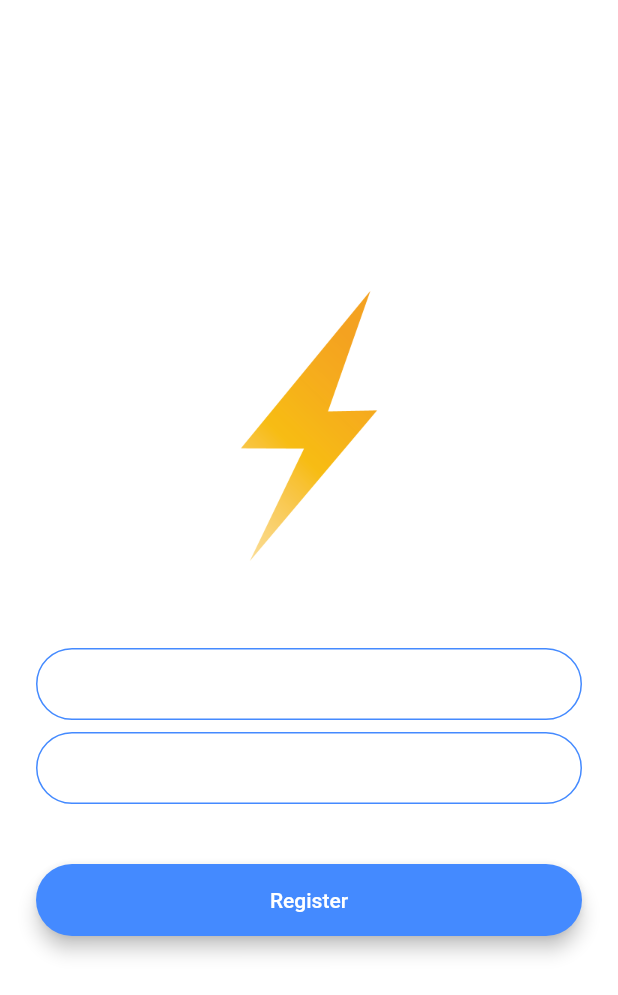
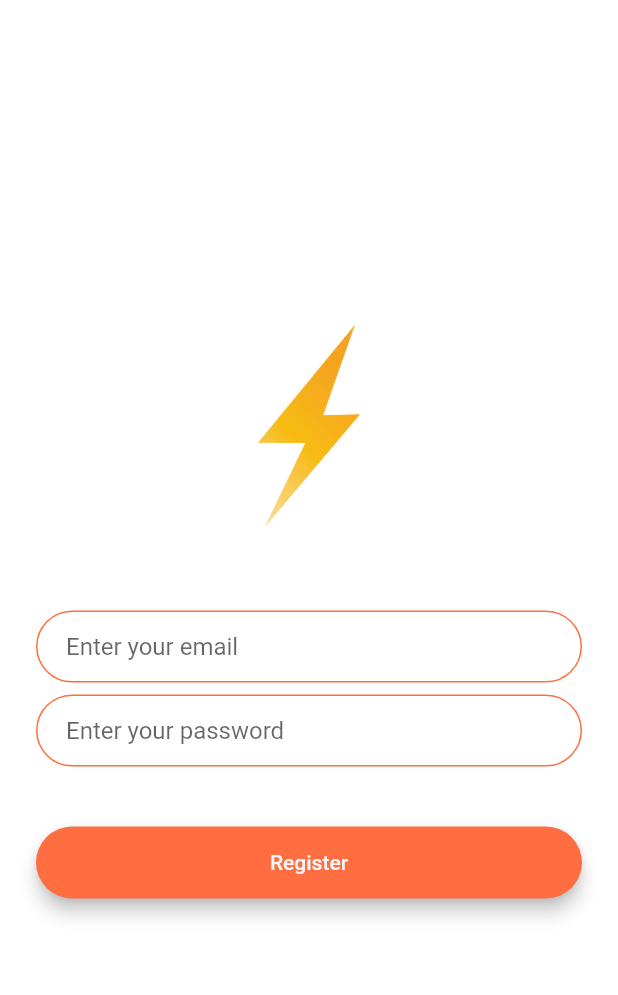
Before and after one commit to Allabergen/flash-chat-flutter, a Flutter app: the screen it shows after launch, after a tap on "Register", on a phone screen of 412 x 824 dp. Shown: the top 995 px of the screen. Run offline on Flutter 3.47's test engine with Material 2 defaults, Android fonts, the phone set to English and light mode, and no system bars; our stand-ins replace animated_text_kit.

Commit message:
add text animation package, refactoring

```diff
--- /dev/null
+++ b/lib/components/rounded_button.dart
@@ -0,0 +1,30 @@
+import 'package:flutter/material.dart';
+
+class RoundedButton extends StatelessWidget {
+  final Color color;
+  final String title;
+  final Function onPressed;
+
+  RoundedButton({this.color, this.title, @required this.onPressed});
+
+  @override
+  Widget build(BuildContext context) {
+    return Padding(
+      padding: EdgeInsets.symmetric(vertical: 16.0),
+      child: Material(
+        elevation: 5.0,
+        color: color,
+        borderRadius: BorderRadius.circular(30.0),
+        child: MaterialButton(
+          onPressed: onPressed,
+          minWidth: 200.0,
+          height: 42.0,
+          child: Text(
+            title,
+            style: TextStyle(color: Colors.grey[100]),
+          ),
+        ),
+      ),
+    );
+  }
+}
--- a/lib/constants.dart
+++ b/lib/constants.dart
@@ -1,7 +1,7 @@
 import 'package:flutter/material.dart';
 
 const kSendButtonTextStyle = TextStyle(
-  color: Colors.lightBlueAccent,
+  color: Colors.orangeAccent,
   fontWeight: FontWeight.bold,
   fontSize: 18.0,
 );
@@ -14,6 +14,22 @@ const kMessageTextFieldDecoration = InputDecoration(
 
 const kMessageContainerDecoration = BoxDecoration(
   border: Border(
-    top: BorderSide(color: Colors.lightBlueAccent, width: 2.0),
+    top: BorderSide(color: Colors.orangeAccent, width: 2.0),
   ),
 );
+
+const kTextFieldDecoration = InputDecoration(
+  hintText: '',
+  contentPadding: EdgeInsets.symmetric(vertical: 10.0, horizontal: 20.0),
+  border: OutlineInputBorder(
+    borderRadius: BorderRadius.all(Radius.circular(32.0)),
+  ),
+  enabledBorder: OutlineInputBorder(
+    borderSide: BorderSide(color: Colors.deepOrangeAccent, width: 1.0),
+    borderRadius: BorderRadius.all(Radius.circular(32.0)),
+  ),
+  focusedBorder: OutlineInputBorder(
+    borderSide: BorderSide(color: Colors.deepOrangeAccent, width: 2.0),
+    borderRadius: BorderRadius.all(Radius.circular(32.0)),
+  ),
+);
--- a/lib/main.dart
+++ b/lib/main.dart
@@ -10,11 +10,6 @@ class FlashChat extends StatelessWidget {
   @override
   Widget build(BuildContext context) {
     return MaterialApp(
-      theme: ThemeData.dark().copyWith(
-        textTheme: TextTheme(
-          body1: TextStyle(color: Colors.black54),
-        ),
-      ),
       initialRoute: WelcomeScreen.id,
       routes: {
         WelcomeScreen.id: (context) => WelcomeScreen(),
--- a/lib/screens/registration_screen.dart
+++ b/lib/screens/registration_screen.dart
@@ -1,4 +1,7 @@
+import 'package:flash_chat/components/rounded_button.dart';
 import 'package:flutter/material.dart';
+
+import '../constants.dart';
 
 class RegistrationScreen extends StatefulWidget {
   static const String id = 'registration_screen';
@@ -20,7 +23,7 @@ class _RegistrationScreenState extends State<RegistrationScreen> {
           children: <Widget>[
             Hero(
               child: Container(
-                height: 200.0,
+                height: 150.0,
                 child: Image.asset('images/logo.png'),
               ),
               tag: 'logo',
@@ -32,22 +35,8 @@ class _RegistrationScreenState extends State<RegistrationScreen> {
               onChanged: (value) {
                 //Do something with the user input.
               },
-              decoration: InputDecoration(
-                hintText: 'Enter your email',
-                contentPadding:
-                    EdgeInsets.symmetric(vertical: 10.0, horizontal: 20.0),
-                border: OutlineInputBorder(
-                  borderRadius: BorderRadius.all(Radius.circular(32.0)),
-                ),
-                enabledBorder: OutlineInputBorder(
-                  borderSide: BorderSide(color: Colors.blueAccent, width: 1.0),
-                  borderRadius: BorderRadius.all(Radius.circular(32.0)),
-                ),
-                focusedBorder: OutlineInputBorder(
-                  borderSide: BorderSide(color: Colors.blueAccent, width: 2.0),
-                  borderRadius: BorderRadius.all(Radius.circular(32.0)),
-                ),
-              ),
+              decoration:
+                  kTextFieldDecoration.copyWith(hintText: 'Enter your email'),
             ),
             SizedBox(
               height: 8.0,
@@ -56,44 +45,16 @@ class _RegistrationScreenState extends State<RegistrationScreen> {
               onChanged: (value) {
                 //Do something with the user input.
               },
-              decoration: InputDecoration(
-                hintText: 'Enter your password',
-                contentPadding:
-                    EdgeInsets.symmetric(vertical: 10.0, horizontal: 20.0),
-                border: OutlineInputBorder(
-                  borderRadius: BorderRadius.all(Radius.circular(32.0)),
-                ),
-                enabledBorder: OutlineInputBorder(
-                  borderSide: BorderSide(color: Colors.blueAccent, width: 1.0),
-                  borderRadius: BorderRadius.all(Radius.circular(32.0)),
-                ),
-                focusedBorder: OutlineInputBorder(
-                  borderSide: BorderSide(color: Colors.blueAccent, width: 2.0),
-                  borderRadius: BorderRadius.all(Radius.circular(32.0)),
-                ),
-              ),
+              decoration: kTextFieldDecoration.copyWith(
+                  hintText: 'Enter your password'),
             ),
             SizedBox(
               height: 24.0,
             ),
-            Padding(
-              padding: EdgeInsets.symmetric(vertical: 16.0),
-              child: Material(
-                color: Colors.blueAccent,
-                borderRadius: BorderRadius.all(Radius.circular(30.0)),
-                elevation: 5.0,
-                child: MaterialButton(
-                  onPressed: () {
-                    //Implement registration functionality.
-                  },
-                  minWidth: 200.0,
-                  height: 42.0,
-                  child: Text(
-                    'Register',
-                    style: TextStyle(color: Colors.white),
-                  ),
-                ),
-              ),
+            RoundedButton(
+              color: Colors.deepOrangeAccent,
+              title: 'Register',
+              onPressed: () {},
             ),
           ],
         ),
--- a/lib/screens/welcome_screen.dart
+++ b/lib/screens/welcome_screen.dart
@@ -1,7 +1,10 @@
+import 'package:animated_text_kit/animated_text_kit.dart';
+import 'package:flutter/material.dart';
+import 'package:flutter/services.dart';
+
+import 'package:flash_chat/components/rounded_button.dart';
 import 'package:flash_chat/screens/login_screen.dart';
 import 'package:flash_chat/screens/registration_screen.dart';
-import 'package:flutter/material.dart';
-import 'package:flutter/services.dart';
 
 class WelcomeScreen extends StatefulWidget {
   static const String id = 'welcome_screen';
@@ -22,7 +25,7 @@ class _WelcomeScreenState extends State<WelcomeScreen>
 
     controller =
         AnimationController(duration: Duration(seconds: 1), vsync: this);
-    animation = ColorTween(begin: Colors.white, end: Colors.blueGrey[300])
+    animation = ColorTween(begin: Colors.white, end: Colors.grey[100])
         .animate(controller);
     controller.forward();
     controller.addListener(() {
@@ -55,10 +58,10 @@ class _WelcomeScreenState extends State<WelcomeScreen>
                   ),
                   tag: 'logo',
                 ),
-                Text(
-                  'Flash Chat',
-                  style: TextStyle(
-                    color: Colors.black87,
+                TypewriterAnimatedTextKit(
+                  text: ['Flash Chat'],
+                  textStyle: TextStyle(
+                    color: Colors.black54,
                     fontSize: 45.0,
                     fontWeight: FontWeight.w900,
                   ),
@@ -68,41 +71,19 @@ class _WelcomeScreenState extends State<WelcomeScreen>
             SizedBox(
               height: 48.0,
             ),
-            Padding(
-              padding: EdgeInsets.symmetric(vertical: 16.0),
-              child: Material(
-                elevation: 5.0,
-                color: Colors.lightBlueAccent,
-                borderRadius: BorderRadius.circular(30.0),
-                child: MaterialButton(
+            RoundedButton(
+              color: Colors.orangeAccent,
+              title: 'Log In',
               onPressed: () {
                 Navigator.pushNamed(context, LoginScreen.id);
               },
-                  minWidth: 200.0,
-                  height: 42.0,
-                  child: Text(
-                    'Log In',
             ),
-                ),
-              ),
-            ),
-            Padding(
-              padding: EdgeInsets.symmetric(vertical: 16.0),
-              child: Material(
-                color: Colors.blueAccent,
-                borderRadius: BorderRadius.circular(30.0),
-                elevation: 5.0,
-                child: MaterialButton(
+            RoundedButton(
+              color: Colors.deepOrangeAccent,
+              title: 'Register',
               onPressed: () {
                 Navigator.pushNamed(context, RegistrationScreen.id);
               },
-                  minWidth: 200.0,
-                  height: 42.0,
-                  child: Text(
-                    'Register',
-                  ),
-                ),
-              ),
             ),
           ],
         ),
--- a/pubspec.yaml
+++ b/pubspec.yaml
@@ -11,6 +11,7 @@ dependencies:
     sdk: flutter
 
   cupertino_icons: ^0.1.2
+  animated_text_kit: ^1.3.1
 
 dev_dependencies:
   flutter_test:
```
Also changed, not shown: lib/screens/login_screen.dart (+11 -54 lines), pubspec.lock. Lines whose indentation alone changed are shown as unchanged.
